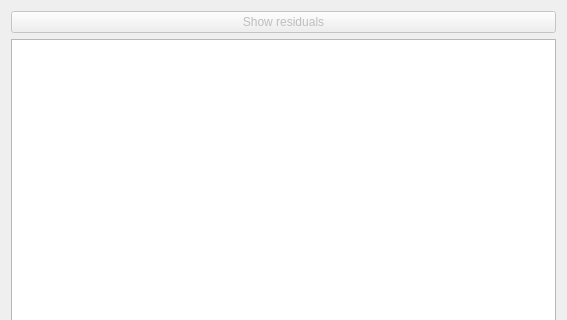
This is fit_line/src/ui/gaussDataVisualization.ui in AlejandroGorgues/AstroCabTools as Qt 5 draws it before an edit; both pictures show x 0 to 567 and y 0 to 320 of the 567 by 467 pixel window. The edited form follows.
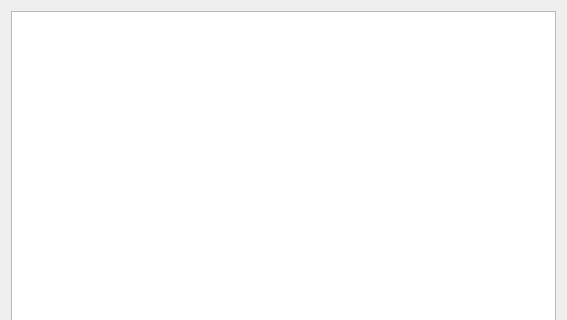
This is the edited form.

What changed in the file:
```diff
--- a/fit_line/src/ui/gaussDataVisualization.ui
+++ b/fit_line/src/ui/gaussDataVisualization.ui
@@ -17,9 +17,6 @@
    <item row="0" column="0">
     <layout class="QGridLayout" name="gridLayout">
      <item row="1" column="0">
-      <widget class="QListWidget" name="gaussListWidget"/>
-     </item>
-     <item row="2" column="0">
       <widget class="QPushButton" name="saveButton">
        <property name="enabled">
         <bool>false</bool>
@@ -33,17 +30,7 @@
       </widget>
      </item>
      <item row="0" column="0">
-      <widget class="QPushButton" name="residualsButton">
-       <property name="enabled">
-        <bool>false</bool>
-       </property>
-       <property name="focusPolicy">
-        <enum>Qt::ClickFocus</enum>
-       </property>
-       <property name="text">
-        <string>Show residuals</string>
-       </property>
-      </widget>
+      <widget class="QListWidget" name="gaussListWidget"/>
      </item>
     </layout>
    </item>
```
